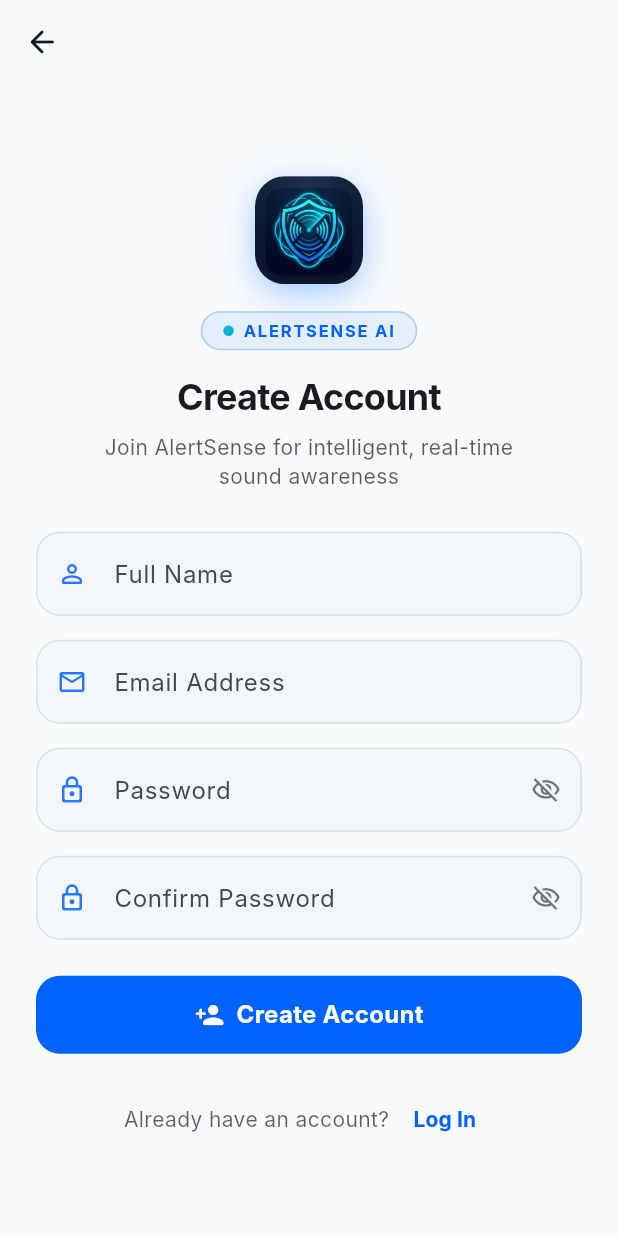
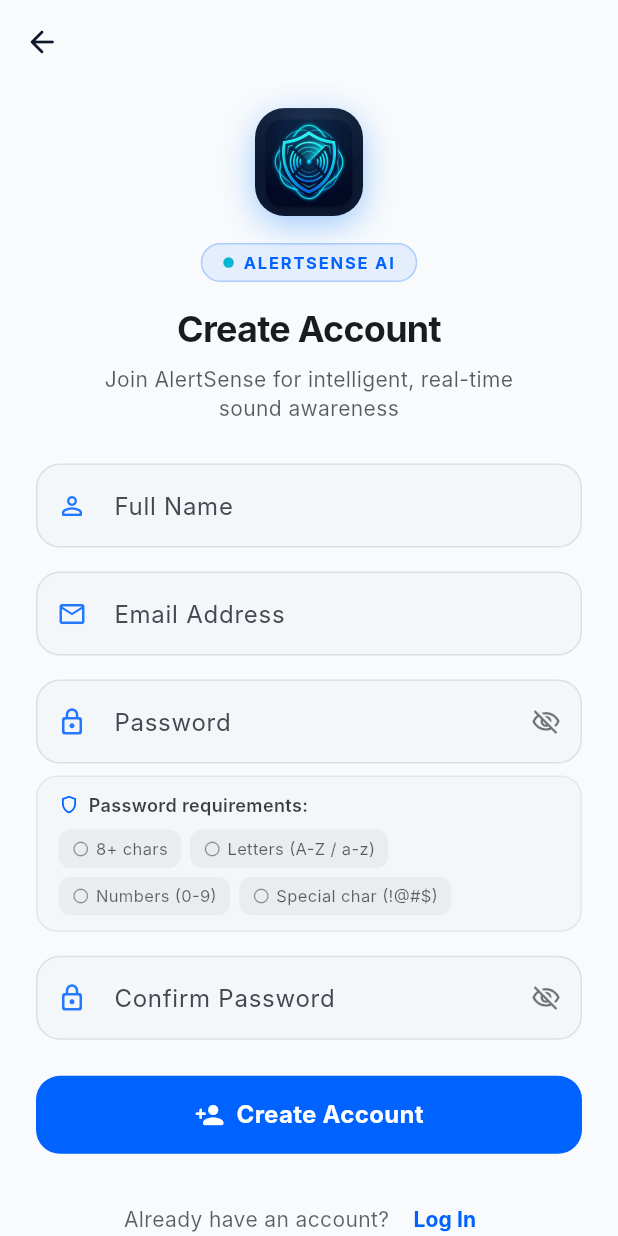
Before and after one commit to Samreen1216/AlertSense, a Flutter app: the SignupScreen screen opened by its route, on a phone screen of 412 x 824 dp. Run offline on Flutter 3.47's test engine with Material 3 defaults, Android fonts, the phone set to English and light mode, and no system bars; our stand-ins replace equatable, fl_chart, flutter_local_notifications, flutter_riverpod, flutter_svg, geolocator and 8 more; missing offline and left inert: flutter_foreground_task, home_widget, record, tflite_flutter, torch_light; accounts and stored records are empty; Roboto replaces fonts that are missing (Inter).

Commit message:
fix(auth): prevent keyboard lowering during text input by removing autofill interference and full-screen rebuilds

```diff
--- a/lib/core/utils/auth_validators.dart
+++ b/lib/core/utils/auth_validators.dart
@@ -35,10 +35,9 @@ class AuthValidators {
 
   /// Validates a strong password for Sign Up / Account Creation / Password Reset:
   /// - Minimum 8 characters
-  /// - At least 1 uppercase letter
-  /// - At least 1 lowercase letter
-  /// - At least 1 number
-  /// - At least 1 special character
+  /// - Contains letters (both uppercase and lowercase letters are acceptable)
+  /// - Contains at least 1 number
+  /// - Contains at least 1 special character
   static String? validateStrongPassword(String? value) {
     if (value == null || value.isEmpty) {
       return 'Password is required';
@@ -46,11 +45,8 @@ class AuthValidators {
     if (value.length < 8) {
       return 'Password must be at least 8 characters long';
     }
-    if (!value.contains(RegExp(r'[A-Z]'))) {
-      return 'Password must contain at least 1 uppercase letter';
-    }
-    if (!value.contains(RegExp(r'[a-z]'))) {
-      return 'Password must contain at least 1 lowercase letter';
+    if (!value.contains(RegExp(r'[a-zA-Z]'))) {
+      return 'Password must contain at least 1 letter';
     }
     if (!value.contains(RegExp(r'[0-9]'))) {
       return 'Password must contain at least 1 number';
--- a/lib/ui/auth/forgot_password_screen.dart
+++ b/lib/ui/auth/forgot_password_screen.dart
@@ -80,11 +80,9 @@ class _ForgotPasswordScreenState extends ConsumerState<ForgotPasswordScreen> {
             padding: const EdgeInsets.symmetric(horizontal: 24.0, vertical: 8.0),
             child: ConstrainedBox(
               constraints: const BoxConstraints(maxWidth: 440),
-              child: AutofillGroup(
-                child: _emailSent
-                    ? _buildSuccessView(theme)
-                    : _buildResetForm(theme, authState),
-              ),
+              child: _emailSent
+                  ? _buildSuccessView(theme)
+                  : _buildResetForm(theme, authState),
             ),
           ),
         ),
@@ -154,7 +152,6 @@ class _ForgotPasswordScreenState extends ConsumerState<ForgotPasswordScreen> {
             textCapitalization: TextCapitalization.none,
             autocorrect: false,
             enableSuggestions: false,
-            autofillHints: const [AutofillHints.email],
             onFieldSubmitted: (_) => _handleSendResetLink(),
             validator: AuthValidators.validateEmail,
             enabled: !authState.isLoading,
--- a/lib/ui/auth/login_screen.dart
+++ b/lib/ui/auth/login_screen.dart
@@ -75,7 +75,6 @@ class _LoginScreenState extends ConsumerState<LoginScreen> {
               padding: const EdgeInsets.symmetric(horizontal: 24.0, vertical: 16.0),
               child: ConstrainedBox(
                 constraints: const BoxConstraints(maxWidth: 440),
-                child: AutofillGroup(
                 child: Form(
                   key: _formKey,
                   child: Column(
@@ -136,7 +135,6 @@ class _LoginScreenState extends ConsumerState<LoginScreen> {
                         textCapitalization: TextCapitalization.none,
                         autocorrect: false,
                         enableSuggestions: false,
-                          autofillHints: const [AutofillHints.email],
                         validator: AuthValidators.validateEmail,
                         onFieldSubmitted: (_) => _passwordFocusNode.requestFocus(),
                         enabled: !authState.isLoading,
@@ -151,11 +149,11 @@ class _LoginScreenState extends ConsumerState<LoginScreen> {
                         hintText: 'Enter your password',
                         prefixIcon: Icons.lock_outline_rounded,
                         obscureText: _obscurePassword,
+                        keyboardType: TextInputType.visiblePassword,
                         textInputAction: TextInputAction.done,
                         textCapitalization: TextCapitalization.none,
                         autocorrect: false,
                         enableSuggestions: false,
-                          autofillHints: const [AutofillHints.password],
                         onFieldSubmitted: (_) => _handleLogin(),
                         validator: AuthValidators.validateLoginPassword,
                         enabled: !authState.isLoading,
@@ -248,7 +246,6 @@ class _LoginScreenState extends ConsumerState<LoginScreen> {
           ),
         ),
       ),
-    ),
     );
   }
 }
--- a/lib/ui/auth/reset_password_screen.dart
+++ b/lib/ui/auth/reset_password_screen.dart
@@ -8,6 +8,7 @@ import '../../providers/auth_providers.dart';
 import 'widgets/auth_header_brand.dart';
 import 'widgets/auth_primary_button.dart';
 import 'widgets/auth_text_field.dart';
+import 'widgets/password_requirements_view.dart';
 
 class ResetPasswordScreen extends ConsumerStatefulWidget {
   const ResetPasswordScreen({super.key});
@@ -103,7 +104,6 @@ class _ResetPasswordScreenState extends ConsumerState<ResetPasswordScreen> {
               padding: const EdgeInsets.symmetric(horizontal: 24.0, vertical: 8.0),
               child: ConstrainedBox(
                 constraints: const BoxConstraints(maxWidth: 440),
-                child: AutofillGroup(
                 child: Form(
                   key: _formKey,
                   child: Column(
@@ -160,11 +160,11 @@ class _ResetPasswordScreenState extends ConsumerState<ResetPasswordScreen> {
                         hintText: 'At least 8 characters',
                         prefixIcon: Icons.lock_outline_rounded,
                         obscureText: _obscureNewPassword,
+                        keyboardType: TextInputType.visiblePassword,
                         textInputAction: TextInputAction.next,
                         textCapitalization: TextCapitalization.none,
                         autocorrect: false,
                         enableSuggestions: false,
-                          autofillHints: const [AutofillHints.newPassword],
                         validator: AuthValidators.validateStrongPassword,
                         onFieldSubmitted: (_) => _confirmPasswordFocusNode.requestFocus(),
                         enabled: !authState.isLoading,
@@ -184,6 +184,13 @@ class _ResetPasswordScreenState extends ConsumerState<ResetPasswordScreen> {
                           },
                         ),
                       ),
+                      const SizedBox(height: 12),
+                      ValueListenableBuilder<TextEditingValue>(
+                        valueListenable: _newPasswordController,
+                        builder: (context, value, _) {
+                          return PasswordRequirementsView(password: value.text);
+                        },
+                      ),
                       const SizedBox(height: 16),
 
                       // Confirm Password Input
@@ -194,11 +201,11 @@ class _ResetPasswordScreenState extends ConsumerState<ResetPasswordScreen> {
                         hintText: 'Re-enter your new password',
                         prefixIcon: Icons.lock_outline_rounded,
                         obscureText: _obscureConfirmPassword,
+                        keyboardType: TextInputType.visiblePassword,
                         textInputAction: TextInputAction.done,
                         textCapitalization: TextCapitalization.none,
                         autocorrect: false,
                         enableSuggestions: false,
-                          autofillHints: const [AutofillHints.newPassword],
                         onFieldSubmitted: (_) => _handleUpdatePassword(),
                         validator: (value) => AuthValidators.validateConfirmPassword(
                           _newPasswordController.text,
@@ -263,7 +270,6 @@ class _ResetPasswordScreenState extends ConsumerState<ResetPasswordScreen> {
         ),
       ),
     ),
-    ),
   );
   }
 }
--- a/lib/ui/auth/signup_screen.dart
+++ b/lib/ui/auth/signup_screen.dart
@@ -8,6 +8,7 @@ import '../../providers/auth_providers.dart';
 import 'widgets/auth_header_brand.dart';
 import 'widgets/auth_primary_button.dart';
 import 'widgets/auth_text_field.dart';
+import 'widgets/password_requirements_view.dart';
 
 class SignupScreen extends ConsumerStatefulWidget {
   const SignupScreen({super.key});
@@ -113,7 +114,6 @@ class _SignupScreenState extends ConsumerState<SignupScreen> {
               padding: const EdgeInsets.symmetric(horizontal: 24.0, vertical: 8.0),
               child: ConstrainedBox(
                 constraints: const BoxConstraints(maxWidth: 440),
-                child: AutofillGroup(
                 child: Form(
                   key: _formKey,
                   child: Column(
@@ -174,7 +174,6 @@ class _SignupScreenState extends ConsumerState<SignupScreen> {
                         textInputAction: TextInputAction.next,
                         textCapitalization: TextCapitalization.words,
                         autocorrect: true,
-                          autofillHints: const [AutofillHints.name],
                         validator: AuthValidators.validateFullName,
                         onFieldSubmitted: (_) => _emailFocusNode.requestFocus(),
                         enabled: !authState.isLoading,
@@ -193,7 +192,6 @@ class _SignupScreenState extends ConsumerState<SignupScreen> {
                         textCapitalization: TextCapitalization.none,
                         autocorrect: false,
                         enableSuggestions: false,
-                          autofillHints: const [AutofillHints.email],
                         validator: AuthValidators.validateEmail,
                         onFieldSubmitted: (_) => _passwordFocusNode.requestFocus(),
                         enabled: !authState.isLoading,
@@ -208,11 +206,11 @@ class _SignupScreenState extends ConsumerState<SignupScreen> {
                         hintText: 'At least 8 characters',
                         prefixIcon: Icons.lock_outline_rounded,
                         obscureText: _obscurePassword,
+                        keyboardType: TextInputType.visiblePassword,
                         textInputAction: TextInputAction.next,
                         textCapitalization: TextCapitalization.none,
                         autocorrect: false,
                         enableSuggestions: false,
-                          autofillHints: const [AutofillHints.newPassword],
                         validator: AuthValidators.validateStrongPassword,
                         onFieldSubmitted: (_) => _confirmPasswordFocusNode.requestFocus(),
                         enabled: !authState.isLoading,
@@ -232,7 +230,13 @@ class _SignupScreenState extends ConsumerState<SignupScreen> {
                           },
                         ),
                       ),
-                        const SizedBox(height: 16),
+                      ValueListenableBuilder<TextEditingValue>(
+                        valueListenable: _passwordController,
+                        builder: (context, value, _) {
+                          return PasswordRequirementsView(password: value.text);
+                        },
+                      ),
+                      const SizedBox(height: 12),
 
                       // Confirm Password Input
                       AuthTextField(
@@ -242,11 +246,11 @@ class _SignupScreenState extends ConsumerState<SignupScreen> {
                         hintText: 'Re-enter your password',
                         prefixIcon: Icons.lock_outline_rounded,
                         obscureText: _obscureConfirmPassword,
+                        keyboardType: TextInputType.visiblePassword,
                         textInputAction: TextInputAction.done,
                         textCapitalization: TextCapitalization.none,
                         autocorrect: false,
                         enableSuggestions: false,
-                          autofillHints: const [AutofillHints.newPassword],
                         onFieldSubmitted: (_) => _handleSignup(),
                         validator: (value) => AuthValidators.validateConfirmPassword(
                           _passwordController.text,
@@ -320,7 +324,6 @@ class _SignupScreenState extends ConsumerState<SignupScreen> {
         ),
       ),
     ),
-    ),
   );
   }
 }
--- /dev/null
+++ b/lib/ui/auth/widgets/password_requirements_view.dart
@@ -0,0 +1,157 @@
+import 'package:flutter/material.dart';
+import '../../../core/constants/app_colors.dart';
+
+/// Live password criteria indicator providing real-time visual feedback.
+/// Visually highlights satisfied and pending rules as the user types.
+class PasswordRequirementsView extends StatelessWidget {
+  final String password;
+  final bool isVisible;
+
+  const PasswordRequirementsView({
+    super.key,
+    required this.password,
+    this.isVisible = true,
+  });
+
+  @override
+  Widget build(BuildContext context) {
+    if (!isVisible) return const SizedBox.shrink();
+
+    final theme = Theme.of(context);
+    final isDark = theme.brightness == Brightness.dark;
+
+    final hasMinLength = password.length >= 8;
+    final hasLetter = password.contains(RegExp(r'[a-zA-Z]'));
+    final hasDigit = password.contains(RegExp(r'[0-9]'));
+    final hasSpecial = password.contains(RegExp(r'[!@#$%^&*(),.?":{}|<>\-_=+[\]\\;/`~]'));
+
+    final allMet = hasMinLength && hasLetter && hasDigit && hasSpecial;
+
+    return AnimatedContainer(
+      duration: const Duration(milliseconds: 250),
+      margin: const EdgeInsets.only(top: 8, bottom: 4),
+      padding: const EdgeInsets.symmetric(horizontal: 14, vertical: 10),
+      decoration: BoxDecoration(
+        color: isDark
+            ? (allMet
+                ? AppColors.success.withValues(alpha: 0.12)
+                : const Color(0xFF111C35).withValues(alpha: 0.5))
+            : (allMet
+                ? AppColors.success.withValues(alpha: 0.08)
+                : const Color(0xFFF1F5F9).withValues(alpha: 0.7)),
+        borderRadius: BorderRadius.circular(14),
+        border: Border.all(
+          color: allMet
+              ? AppColors.success.withValues(alpha: 0.45)
+              : theme.colorScheme.outlineVariant.withValues(alpha: 0.35),
+          width: 1.0,
+        ),
+      ),
+      child: Column(
+        crossAxisAlignment: CrossAxisAlignment.start,
+        children: [
+          Row(
+            children: [
+              Icon(
+                allMet ? Icons.verified_rounded : Icons.shield_outlined,
+                size: 14,
+                color: allMet ? AppColors.success : theme.colorScheme.primary,
+              ),
+              const SizedBox(width: 6),
+              Text(
+                allMet ? 'Strong password' : 'Password requirements:',
+                style: TextStyle(
+                  fontSize: 12,
+                  fontWeight: FontWeight.w600,
+                  color: allMet
+                      ? AppColors.success
+                      : theme.textTheme.bodySmall?.color?.withValues(alpha: 0.85),
+                ),
+              ),
+            ],
+          ),
+          const SizedBox(height: 8),
+          Wrap(
+            spacing: 6,
+            runSpacing: 6,
+            children: [
+              _buildCriterionChip(
+                label: '8+ chars',
+                isMet: hasMinLength,
+                theme: theme,
+                isDark: isDark,
+              ),
+              _buildCriterionChip(
+                label: 'Letters (A-Z / a-z)',
+                isMet: hasLetter,
+                theme: theme,
+                isDark: isDark,
+              ),
+              _buildCriterionChip(
+                label: 'Numbers (0-9)',
+                isMet: hasDigit,
+                theme: theme,
+                isDark: isDark,
+              ),
+              _buildCriterionChip(
+                label: 'Special char (!@#\$)',
+                isMet: hasSpecial,
+                theme: theme,
+                isDark: isDark,
+              ),
+            ],
+          ),
+        ],
+      ),
+    );
+  }
+
+  Widget _buildCriterionChip({
+    required String label,
+    required bool isMet,
+    required ThemeData theme,
+    required bool isDark,
+  }) {
+    return AnimatedContainer(
+      duration: const Duration(milliseconds: 200),
+      padding: const EdgeInsets.symmetric(horizontal: 8, vertical: 4),
+      decoration: BoxDecoration(
+        color: isMet
+            ? AppColors.success.withValues(alpha: 0.15)
+            : (isDark
+                ? Colors.white.withValues(alpha: 0.04)
+                : Colors.black.withValues(alpha: 0.04)),
+        borderRadius: BorderRadius.circular(8),
+        border: Border.all(
+          color: isMet
+              ? AppColors.success.withValues(alpha: 0.4)
+              : Colors.transparent,
+          width: 0.8,
+        ),
+      ),
+      child: Row(
+        mainAxisSize: MainAxisSize.min,
+        children: [
+          Icon(
+            isMet ? Icons.check_rounded : Icons.circle_outlined,
+            size: 12,
+            color: isMet
+                ? AppColors.success
+                : theme.textTheme.bodySmall?.color?.withValues(alpha: 0.45),
+          ),
+          const SizedBox(width: 4),
+          Text(
+            label,
+            style: TextStyle(
+              fontSize: 11,
+              fontWeight: isMet ? FontWeight.w600 : FontWeight.w400,
+              color: isMet
+                  ? (isDark ? const Color(0xFF6EE7B7) : const Color(0xFF047857))
+                  : theme.textTheme.bodySmall?.color?.withValues(alpha: 0.7),
+            ),
+          ),
+        ],
+      ),
+    );
+  }
+}
```
Also changed, not shown: 2 other files. Lines whose indentation alone changed are shown as unchanged.
